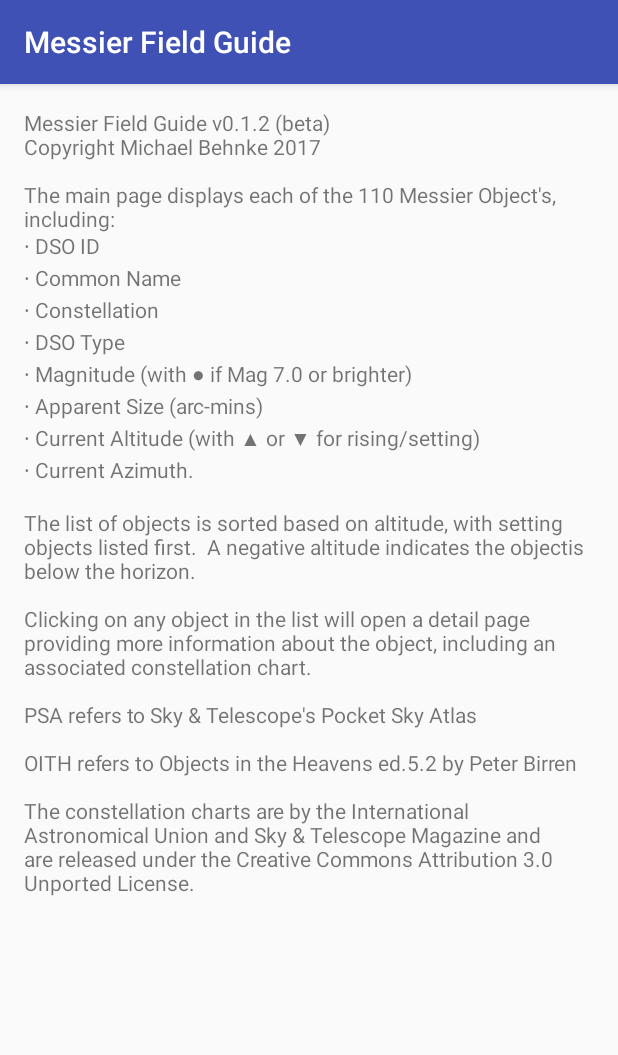
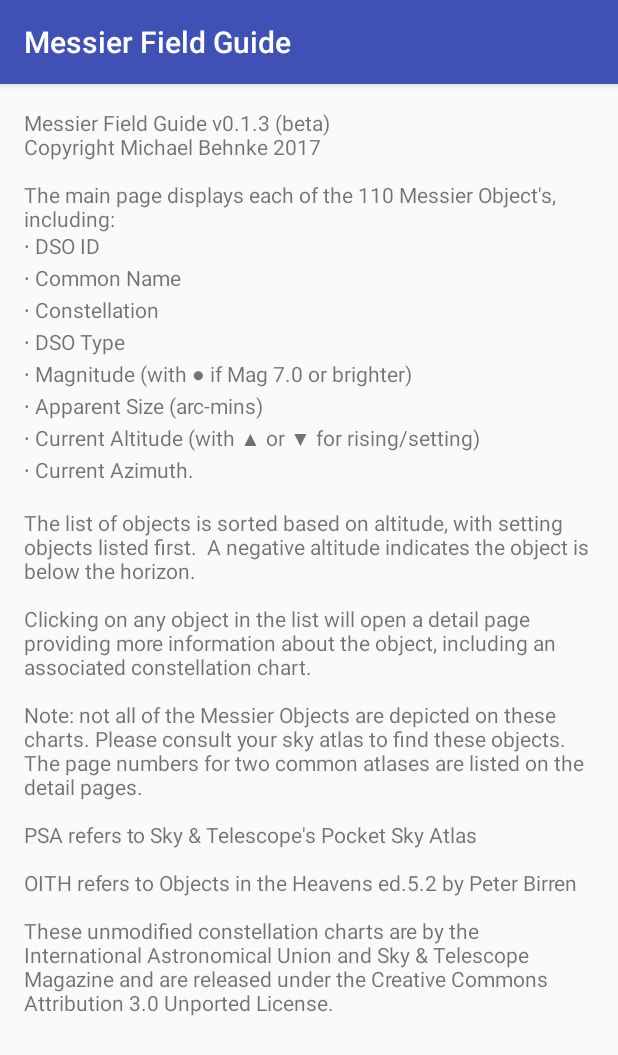
Before and after one commit to MTBehnke/NightSkyGuide, an Android app: the AppInfoActivity screen opened directly, with no data from a screen before it, on a phone screen of 412 x 824 dp. Shown: the top 1055 px of the screen. Run offline under Robolectric (Android 15) with nearby library versions, the phone set to English and light mode, and no system bars.

Commit message:
Resolves #13 Resolves #25 Revised v0.1.3 (beta) Added note to info page indicating that some Messier Objects are not shown on the Constellation Charts

```diff
--- a/app/src/main/java/com/mikesrv9a/nightskyguide/AppInfoActivity.java
+++ b/app/src/main/java/com/mikesrv9a/nightskyguide/AppInfoActivity.java
@@ -22,7 +22,7 @@ public class AppInfoActivity extends AppCompatActivity {
     protected void onStart() {
         super.onStart();
         TextView appInfo = (TextView)findViewById(R.id.app_info_text);
-        String infoText = "Messier Field Guide v0.1.2 (beta)\n" +
+        String infoText = "Messier Field Guide v0.1.3 (beta)\n" +
                 "Copyright Michael Behnke 2017\n\n" +
                 "The main page displays each of the 110 Messier Object's, including:\n" +
                 "∙ DSO ID\n∙ Common Name\n"+
@@ -30,16 +30,19 @@ public class AppInfoActivity extends AppCompatActivity {
                 "∙ Magnitude (with ● if Mag 7.0 or brighter)\n∙ Apparent Size (arc-mins)\n" +
                 "∙ Current Altitude (with ▲ or ▼ for rising/setting)\n∙ Current Azimuth.\n\n" +
                 "The list of objects is sorted based on altitude, with setting "+
-                "objects listed first.  A negative altitude indicates the object" +
+                "objects listed first.  A negative altitude indicates the object " +
                 "is below the horizon.\n\n" +
                 "Clicking on any object in the list will open a detail page "+
                 "providing more information about the object, including an "+
                 "associated constellation chart.\n\n" +
+                "Note: not all of the Messier Objects are depicted on these charts. " +
+                "Please consult your sky atlas to find these objects.  The page numbers " +
+                "for two common atlases are listed on the detail pages.\n\n" +
                 "PSA refers to Sky & Telescope's Pocket Sky Atlas\n\n" +
                 "OITH refers to Objects in the Heavens ed.5.2 by Peter Birren\n\n" +
-                "The constellation charts are by the " +
+                "These unmodified constellation charts are by the " +
                 "International Astronomical Union and Sky & Telescope Magazine and "+
-                "are released under the Creative Commons Attribution 3.0 Unported License.";
+                "are released under the Creative Commons Attribution 3.0 Unported License. ";
 
         appInfo.setText(infoText);
     }
--- a/app/src/main/res/layout/content_app_info.xml
+++ b/app/src/main/res/layout/content_app_info.xml
@@ -1,5 +1,5 @@
 <?xml version="1.0" encoding="utf-8"?>
-<FrameLayout
+<ScrollView
 android:id="@+id/content_appinfo"
 xmlns:android="http://schemas.android.com/apk/res/android"
 xmlns:app="http://schemas.android.com/apk/res-auto"
@@ -24,4 +24,4 @@ tools:context="com.mikesrv9a.nightskyguide.AppInfoActivity">
 
 </LinearLayout>
 
-</FrameLayout>
+</ScrollView>
```
Also changed, not shown: app/src/main/res/layout-sw700dp-land/content_main.xml (deleted, +0 -35 lines).
